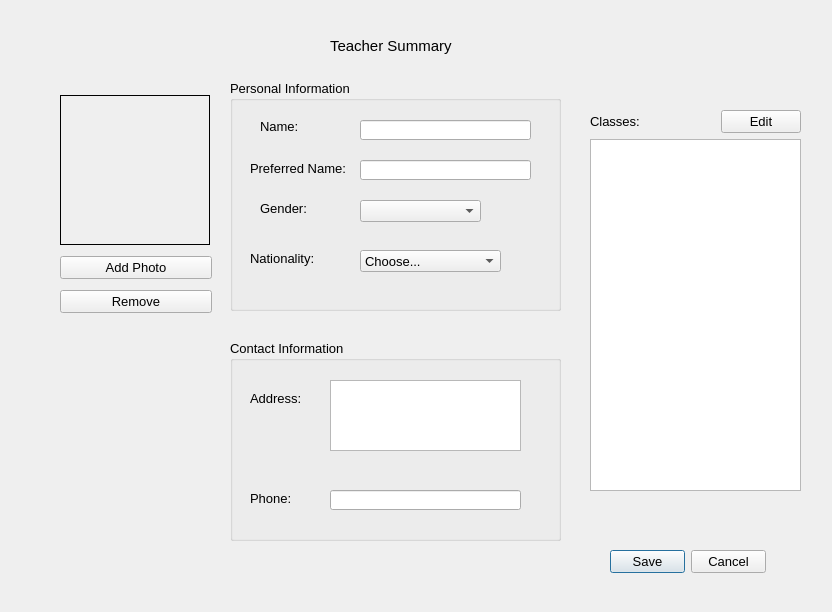
Above: editteacherdialog.ui from thenewcoder/school-administration-system before the change. Below: the same form after it.
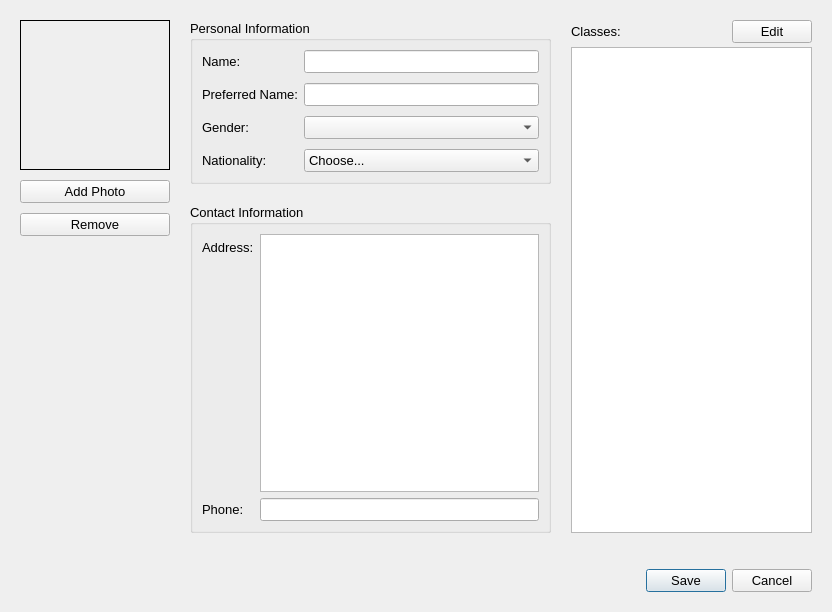
That is the form after the change. Icons and pictures are not drawn.

Commit message: Added layout constraints

Diff of the .ui file:
```diff
--- a/editteacherdialog.ui
+++ b/editteacherdialog.ui
@@ -18,86 +18,140 @@
   <property name="windowTitle">
    <string notr="true">Teacher Summary</string>
   </property>
+  <layout class="QVBoxLayout" name="verticalLayout_3">
+   <property name="leftMargin">
+    <number>20</number>
+   </property>
+   <property name="topMargin">
+    <number>20</number>
+   </property>
+   <property name="rightMargin">
+    <number>20</number>
+   </property>
+   <property name="bottomMargin">
+    <number>20</number>
+   </property>
+   <item>
+    <layout class="QHBoxLayout" name="horizontalLayout" stretch="1,3,2">
+     <property name="spacing">
+      <number>20</number>
+     </property>
+     <item>
+      <layout class="QVBoxLayout" name="verticalLayout">
+       <item>
+        <layout class="QVBoxLayout" name="loPhoto">
+         <property name="spacing">
+          <number>10</number>
+         </property>
+         <item>
+          <widget class="QLabel" name="lblPhoto">
+           <property name="minimumSize">
+            <size>
+             <width>150</width>
+             <height>150</height>
+            </size>
+           </property>
+           <property name="maximumSize">
+            <size>
+             <width>150</width>
+             <height>150</height>
+            </size>
+           </property>
+           <property name="frameShape">
+            <enum>QFrame::Box</enum>
+           </property>
+           <property name="pixmap">
+            <pixmap resource="resources.qrc">:/images/user_profile.png</pixmap>
+           </property>
+           <property name="scaledContents">
+            <bool>false</bool>
+           </property>
+           <property name="alignment">
+            <set>Qt::AlignCenter</set>
+           </property>
+          </widget>
+         </item>
+         <item>
+          <widget class="QPushButton" name="btnAddPhoto">
+           <property name="text">
+            <string>Add Photo</string>
+           </property>
+          </widget>
+         </item>
+         <item>
+          <widget class="QPushButton" name="btnRemove">
+           <property name="text">
+            <string>Remove</string>
+           </property>
+          </widget>
+         </item>
+        </layout>
+       </item>
+       <item>
+        <spacer name="verticalSpacer">
+         <property name="orientation">
+          <enum>Qt::Vertical</enum>
+         </property>
+         <property name="sizeHint" stdset="0">
+          <size>
+           <width>20</width>
+           <height>40</height>
+          </size>
+         </property>
+        </spacer>
+       </item>
+      </layout>
+     </item>
+     <item>
+      <layout class="QVBoxLayout" name="verticalLayout_2">
+       <item>
   <widget class="QGroupBox" name="gbPersonalInfo">
-   <property name="geometry">
-    <rect>
-     <x>230</x>
-     <y>80</y>
-     <width>331</width>
-     <height>231</height>
-    </rect>
-   </property>
    <property name="title">
     <string>Personal Information</string>
    </property>
+         <layout class="QFormLayout" name="formLayout_2">
+          <property name="verticalSpacing">
+           <number>10</number>
+          </property>
+          <item row="0" column="0">
    <widget class="QLabel" name="label_2">
-    <property name="geometry">
-     <rect>
-      <x>30</x>
-      <y>40</y>
-      <width>47</width>
-      <height>13</height>
-     </rect>
-    </property>
     <property name="text">
      <string>Name:</string>
     </property>
    </widget>
+          </item>
+          <item row="0" column="1">
+           <widget class="QLineEdit" name="leName"/>
+          </item>
+          <item row="1" column="0">
+           <widget class="QLabel" name="label_8">
+            <property name="text">
+             <string>Preferred Name:</string>
+            </property>
+           </widget>
+          </item>
+          <item row="1" column="1">
+           <widget class="QLineEdit" name="lePreferredName"/>
+          </item>
+          <item row="2" column="0">
    <widget class="QLabel" name="label_3">
-    <property name="geometry">
-     <rect>
-      <x>30</x>
-      <y>120</y>
-      <width>61</width>
-      <height>16</height>
-     </rect>
-    </property>
     <property name="text">
      <string>Gender:</string>
     </property>
    </widget>
+          </item>
+          <item row="2" column="1">
+           <widget class="QComboBox" name="cbGender"/>
+          </item>
+          <item row="3" column="0">
    <widget class="QLabel" name="label_4">
-    <property name="geometry">
-     <rect>
-      <x>20</x>
-      <y>170</y>
-      <width>91</width>
-      <height>16</height>
-     </rect>
-    </property>
     <property name="text">
      <string>Nationality:</string>
     </property>
    </widget>
-   <widget class="QLineEdit" name="leName">
-    <property name="geometry">
-     <rect>
-      <x>130</x>
-      <y>40</y>
-      <width>171</width>
-      <height>20</height>
-     </rect>
-    </property>
-   </widget>
-   <widget class="QComboBox" name="cbGender">
-    <property name="geometry">
-     <rect>
-      <x>130</x>
-      <y>120</y>
-      <width>121</width>
-      <height>22</height>
-     </rect>
-    </property>
-   </widget>
+          </item>
+          <item row="3" column="1">
    <widget class="QComboBox" name="cbNationality">
-    <property name="geometry">
-     <rect>
-      <x>130</x>
-      <y>170</y>
-      <width>141</width>
-      <height>22</height>
-     </rect>
-    </property>
     <property name="font">
      <font>
       <pointsize>10</pointsize>
@@ -112,130 +166,46 @@
      </property>
     </item>
    </widget>
-   <widget class="QLabel" name="label_8">
-    <property name="geometry">
-     <rect>
-      <x>20</x>
-      <y>80</y>
-      <width>101</width>
-      <height>16</height>
-     </rect>
-    </property>
-    <property name="text">
-     <string>Preferred Name:</string>
-    </property>
-   </widget>
-   <widget class="QLineEdit" name="lePreferredName">
-    <property name="geometry">
-     <rect>
-      <x>130</x>
-      <y>80</y>
-      <width>171</width>
-      <height>20</height>
-     </rect>
-    </property>
-   </widget>
-  </widget>
+          </item>
+         </layout>
+        </widget>
+       </item>
+       <item>
   <widget class="QGroupBox" name="groupBox">
-   <property name="geometry">
-    <rect>
-     <x>230</x>
-     <y>340</y>
-     <width>331</width>
-     <height>201</height>
-    </rect>
-   </property>
    <property name="title">
     <string>Contact Information</string>
    </property>
+         <layout class="QFormLayout" name="formLayout">
+          <item row="0" column="0">
    <widget class="QLabel" name="label_5">
-    <property name="geometry">
-     <rect>
-      <x>20</x>
-      <y>50</y>
-      <width>61</width>
-      <height>16</height>
-     </rect>
-    </property>
     <property name="text">
      <string>Address:</string>
     </property>
    </widget>
+          </item>
+          <item row="0" column="1">
+           <widget class="QPlainTextEdit" name="teAddress"/>
+          </item>
+          <item row="1" column="0">
    <widget class="QLabel" name="label_6">
-    <property name="geometry">
-     <rect>
-      <x>20</x>
-      <y>150</y>
-      <width>61</width>
-      <height>16</height>
-     </rect>
-    </property>
     <property name="text">
      <string>Phone:</string>
     </property>
    </widget>
-   <widget class="QLineEdit" name="lePhone">
-    <property name="geometry">
-     <rect>
-      <x>100</x>
-      <y>150</y>
-      <width>191</width>
-      <height>20</height>
-     </rect>
-    </property>
-   </widget>
-   <widget class="QPlainTextEdit" name="teAddress">
-    <property name="geometry">
-     <rect>
-      <x>100</x>
-      <y>40</y>
-      <width>191</width>
-      <height>71</height>
-     </rect>
-    </property>
-   </widget>
-  </widget>
-  <widget class="QLabel" name="label">
-   <property name="geometry">
-    <rect>
-     <x>330</x>
-     <y>20</y>
-     <width>141</width>
-     <height>51</height>
-    </rect>
-   </property>
-   <property name="font">
-    <font>
-     <pointsize>11</pointsize>
-    </font>
-   </property>
-   <property name="text">
-    <string>Teacher Summary</string>
-   </property>
-  </widget>
-  <widget class="QDialogButtonBox" name="buttonBox">
-   <property name="geometry">
-    <rect>
-     <x>610</x>
-     <y>550</y>
-     <width>156</width>
-     <height>23</height>
-    </rect>
-   </property>
-   <property name="standardButtons">
-    <set>QDialogButtonBox::Cancel|QDialogButtonBox::Save</set>
-   </property>
-  </widget>
-  <widget class="QWidget" name="layoutWidget">
-   <property name="geometry">
-    <rect>
-     <x>590</x>
-     <y>110</y>
-     <width>211</width>
-     <height>381</height>
-    </rect>
-   </property>
+          </item>
+          <item row="1" column="1">
+           <widget class="QLineEdit" name="lePhone"/>
+          </item>
+         </layout>
+        </widget>
+       </item>
+      </layout>
+     </item>
+     <item>
    <layout class="QVBoxLayout" name="loClasses">
+       <property name="spacing">
+        <number>4</number>
+       </property>
     <item>
      <layout class="QHBoxLayout" name="loClassesHeader">
       <item>
@@ -281,61 +251,33 @@
      </widget>
     </item>
    </layout>
-  </widget>
-  <widget class="QWidget" name="layoutWidget">
-   <property name="geometry">
-    <rect>
-     <x>60</x>
-     <y>90</y>
-     <width>152</width>
-     <height>231</height>
-    </rect>
-   </property>
-   <layout class="QVBoxLayout" name="loPhoto">
+     </item>
+    </layout>
+   </item>
     <item>
-     <widget class="QLabel" name="lblPhoto">
-      <property name="minimumSize">
-       <size>
-        <width>150</width>
-        <height>150</height>
-       </size>
-      </property>
-      <property name="maximumSize">
+    <spacer name="verticalSpacer_2">
+     <property name="orientation">
+      <enum>Qt::Vertical</enum>
+     </property>
+     <property name="sizeType">
+      <enum>QSizePolicy::Preferred</enum>
+     </property>
+     <property name="sizeHint" stdset="0">
        <size>
-        <width>150</width>
-        <height>150</height>
-       </size>
-      </property>
-      <property name="frameShape">
-       <enum>QFrame::Box</enum>
-      </property>
-      <property name="pixmap">
-       <pixmap resource="resources.qrc">:/images/user_profile.png</pixmap>
-      </property>
-      <property name="scaledContents">
-       <bool>false</bool>
-      </property>
-      <property name="alignment">
-       <set>Qt::AlignCenter</set>
-      </property>
-     </widget>
+       <width>20</width>
+       <height>30</height>
+      </size>
+     </property>
+    </spacer>
     </item>
     <item>
-     <widget class="QPushButton" name="btnAddPhoto">
-      <property name="text">
-       <string>Add Photo</string>
+    <widget class="QDialogButtonBox" name="buttonBox">
+     <property name="standardButtons">
+      <set>QDialogButtonBox::Cancel|QDialogButtonBox::Save</set>
       </property>
      </widget>
     </item>
-    <item>
-     <widget class="QPushButton" name="btnRemove">
-      <property name="text">
-       <string>Remove</string>
-      </property>
-     </widget>
-    </item>
-   </layout>
-  </widget>
+  </layout>
  </widget>
  <tabstops>
   <tabstop>leName</tabstop>
```
Lines whose indentation alone changed are shown as unchanged. The commit also changes 8 other files.
